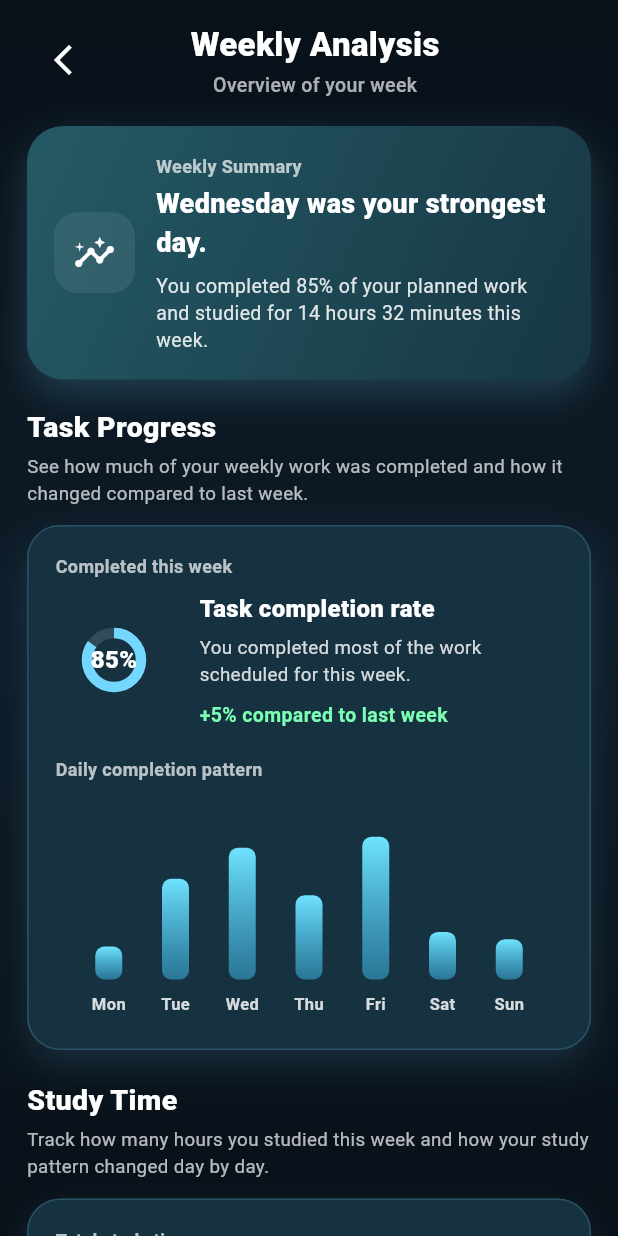
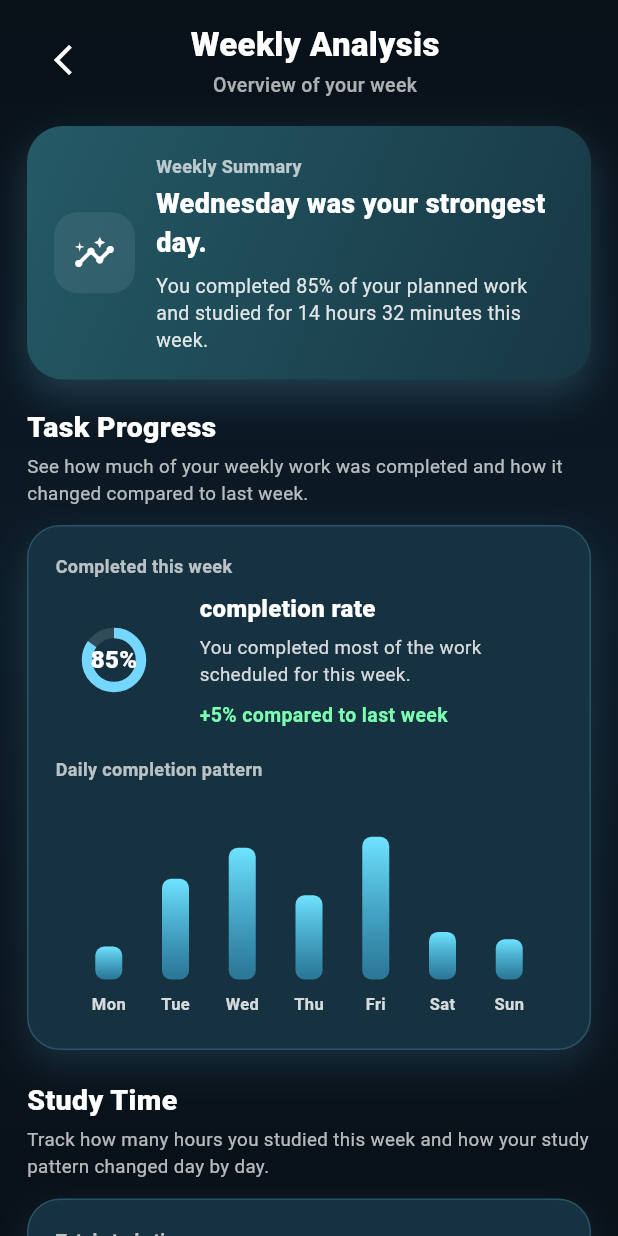
Before and after one commit to VB701k/VORA, a Flutter app: the WeeklyAnalysisScreen screen opened directly, on a phone screen of 412 x 824 dp. Run offline on Flutter 3.47's test engine with Material 3 defaults, Android fonts, the phone set to English and light mode, and no system bars; drawn by our look-alikes of fl_chart; our stand-ins replace cloud_firestore, firebase_auth, firebase_core, firebase_messaging, flutter_local_notifications, flutter_timezone and 2 more; accounts and stored records are empty; Roboto replaces fonts that are missing (Arial).

Commit message:
add button for task_progress

```diff
--- a/lib/frontend/pages/weekly_analysis_screen.dart
+++ b/lib/frontend/pages/weekly_analysis_screen.dart
@@ -42,7 +42,19 @@ class WeeklyAnalysisScreen extends StatelessWidget {
                       "See how much of your weekly work was completed and how it changed compared to last week.",
                 ),
                 const SizedBox(height: 12),
-                const _TaskCompletionCard(),
+
+                /// TASK PROGRESS CLICK
+                GestureDetector(
+                  onTap: () {
+                    Navigator.push(
+                      context,
+                      MaterialPageRoute(
+                        builder: (context) => const TaskProgressDetailPage(),
+                      ),
+                    );
+                  },
+                  child: const _TaskCompletionCard(),
+                ),
 
                 const SizedBox(height: 20),
 
@@ -325,7 +337,7 @@ class _TaskCompletionContent extends StatelessWidget {
                 crossAxisAlignment: CrossAxisAlignment.start,
                 children: [
                   const Text(
-                    "Task completion rate",
+                    "completion rate",
                     style: TextStyle(
                       color: Colors.white,
                       fontSize: 16,
```
